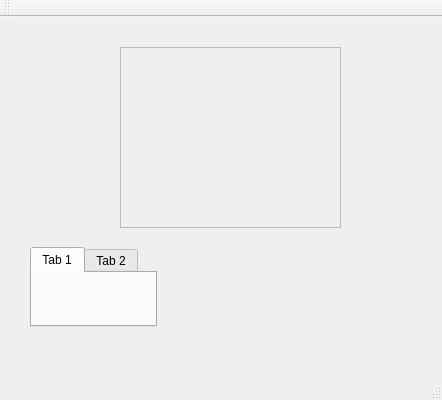
Old version of the form videoplayer/ui/mainwindow.ui in the repository maxamula/VideoPlayer.
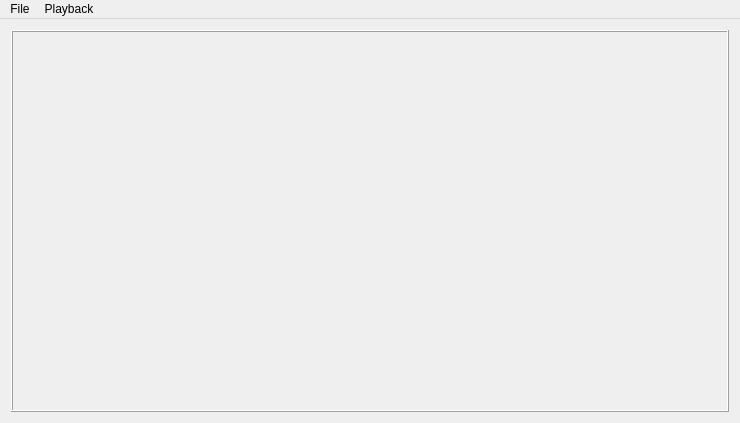
New version of the form.

Commit message: message handling bugfixes + playback control

The edit to the form file:
```diff
--- a/videoplayer/ui/mainwindow.ui
+++ b/videoplayer/ui/mainwindow.ui
@@ -6,70 +6,80 @@
    <rect>
     <x>0</x>
     <y>0</y>
-    <width>442</width>
-    <height>400</height>
+    <width>740</width>
+    <height>423</height>
    </rect>
   </property>
   <property name="windowTitle">
    <string>mainwindow</string>
   </property>
   <widget class="QWidget" name="centralWidget">
-   <widget class="QFrame" name="frame">
-    <property name="geometry">
-     <rect>
-      <x>120</x>
-      <y>30</y>
-      <width>221</width>
-      <height>181</height>
-     </rect>
-    </property>
-    <property name="frameShape">
-     <enum>QFrame::StyledPanel</enum>
-    </property>
-    <property name="frameShadow">
-     <enum>QFrame::Raised</enum>
-    </property>
-   </widget>
-   <widget class="QTabWidget" name="tabWidget">
-    <property name="geometry">
-     <rect>
-      <x>30</x>
-      <y>230</y>
-      <width>127</width>
-      <height>80</height>
-     </rect>
-    </property>
-    <widget class="QWidget" name="tab">
-     <attribute name="title">
-      <string>Tab 1</string>
-     </attribute>
-    </widget>
-    <widget class="QWidget" name="tab_2">
-     <attribute name="title">
-      <string>Tab 2</string>
-     </attribute>
-    </widget>
-   </widget>
+   <layout class="QVBoxLayout" name="verticalLayout">
+    <item>
+     <widget class="QFrame" name="frame">
+      <property name="styleSheet">
+       <string notr="true"/>
+      </property>
+      <property name="frameShape">
+       <enum>QFrame::Box</enum>
+      </property>
+      <property name="frameShadow">
+       <enum>QFrame::Raised</enum>
+      </property>
+     </widget>
+    </item>
+   </layout>
   </widget>
   <widget class="QMenuBar" name="menuBar">
    <property name="geometry">
     <rect>
      <x>0</x>
      <y>0</y>
-     <width>442</width>
+     <width>740</width>
      <height>22</height>
     </rect>
    </property>
+   <widget class="QMenu" name="menuFile">
+    <property name="title">
+     <string>File</string>
+    </property>
+    <addaction name="actionOpen"/>
+   </widget>
+   <widget class="QMenu" name="menuPlayback">
+    <property name="title">
+     <string>Playback</string>
+    </property>
+    <addaction name="actionPause"/>
+    <addaction name="actionResume"/>
+   </widget>
+   <addaction name="menuFile"/>
+   <addaction name="menuPlayback"/>
   </widget>
-  <widget class="QToolBar" name="mainToolBar">
-   <attribute name="toolBarArea">
-    <enum>TopToolBarArea</enum>
-   </attribute>
-   <attribute name="toolBarBreak">
-    <bool>false</bool>
-   </attribute>
-  </widget>
-  <widget class="QStatusBar" name="statusBar"/>
+  <action name="actiond">
+   <property name="text">
+    <string>d</string>
+   </property>
+  </action>
+  <action name="actionr">
+   <property name="text">
+    <string>r</string>
+   </property>
+  </action>
+  <action name="actionOpen">
+   <property name="text">
+    <string>Open</string>
+   </property>
+  </action>
+  <action name="actionPause">
+   <property name="text">
+    <string>Pause</string>
+   </property>
+  </action>
+  <action name="actionResume">
+   <property name="text">
+    <string>Resume</string>
+   </property>
+  </action>
  </widget>
  <layoutdefault spacing="6" margin="11"/>
  <resources>
```
The commit also changes 5 other files.
